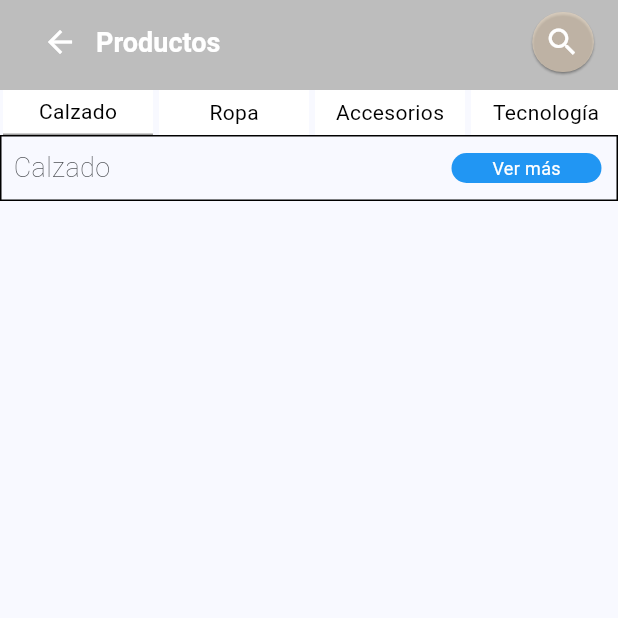
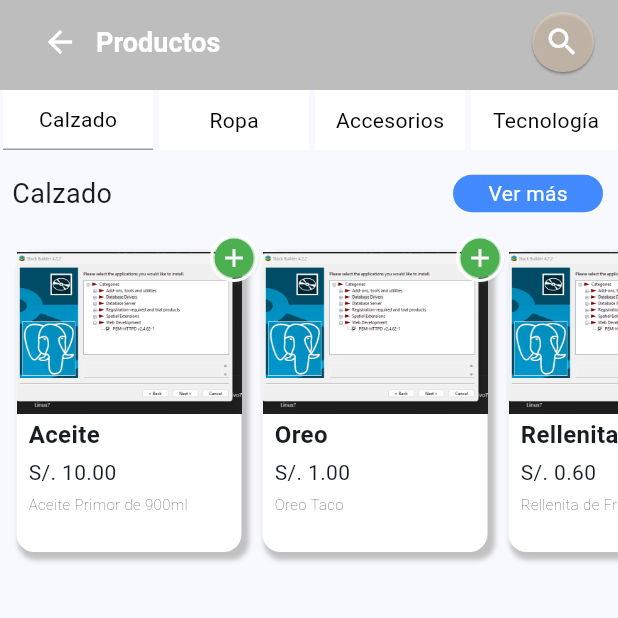
Before and after one commit to HENRY1499/frontend_flutter, a Flutter app: the screen it shows after launch, on a phone screen of 412 x 824 dp, the top half of it. Run offline on Flutter 3.47's test engine with Material 3 defaults, Android fonts, the phone set to English and light mode, and no system bars.

Commit message:
Cards of Products

```diff
--- a/lib/presentation/screens/Product.dart
+++ b/lib/presentation/screens/Product.dart
@@ -1,5 +1,6 @@
 import 'package:flutter/material.dart';
 import 'package:prueba_tecnica/widgets/custom_Buttom.dart';
+import 'package:prueba_tecnica/widgets/custom_Product.dart';
 
 class Product extends StatefulWidget {
   const Product({super.key});
@@ -90,6 +91,7 @@
       body: SizedBox(
         child: Column(
           crossAxisAlignment: CrossAxisAlignment.stretch,
+          spacing: 8.0,
           children: [
             SingleChildScrollView(
               scrollDirection: Axis.horizontal,
@@ -98,7 +100,7 @@
                 children: List.generate(categories.length, (index) {
                   return CustomButton(
                     name: categories[index],
-                    height: 30,
+                    height: 40,
                     color: Colors.white,
                     textColor: Colors.black,
                     isPressed: selectedIndex == index,
@@ -114,15 +116,65 @@
             ),
             Column(
               crossAxisAlignment: CrossAxisAlignment.center,
-              spacing: 5.0,
+              spacing: 8.0,
               children: [
-                Container(
-                  decoration: BoxDecoration(
-                    border: Border.all(width: 1, color: Colors.black),
+                Padding(
+                  padding: EdgeInsets.all(8.0),
+                  child: Row(
+                    mainAxisAlignment: MainAxisAlignment.spaceBetween,
+                    children: [
+                      Text("Calzado", style: TextStyle(fontSize: 18)),
+                      CustomButton(
+                        name: "Ver más",
+                        color: Colors.blueAccent,
+                        radius: BorderRadius.all(Radius.circular(100)),
+                        textColor: Colors.white,
+                        isPressed: false,
+                        height: 25,
+                      ),
+                    ],
                   ),
-                  child: Padding(
-                    padding: EdgeInsets.all(8.0),
-                    child: _TitleCard(title: "Calzado"),
+                ),
+                Padding(
+                  padding: EdgeInsets.all(0),
+                  child: SingleChildScrollView(
+                    scrollDirection: Axis.horizontal,
+                    padding: EdgeInsets.symmetric(
+                      horizontal: 4.0,
+                      vertical: 2.0,
+                    ),
+                    child: Row(
+                      crossAxisAlignment: CrossAxisAlignment.start,
+
+                      // crossAxisAlignment: CrossAxisAlignment.stretch,
+                      children: [
+                        CustomTargetProduct(
+                          price: 10.00,
+                          name: "Aceite",
+                          details: "Aceite Primor de 900ml",
+                        ),
+                        CustomTargetProduct(
+                          price: 1.00,
+                          name: "Oreo",
+                          details: "Oreo Taco",
+                        ),
+                        CustomTargetProduct(
+                          price: 0.60,
+                          name: "Rellenita",
+                          details: "Rellenita de Fresa",
+                        ),
+                        CustomTargetProduct(
+                          price: 0.50,
+                          name: "Velas",
+                          details: "Se te fue la luz?.",
+                        ),
+                        CustomTargetProduct(
+                          price: 1.50,
+                          name: "Trident",
+                          details: "Cantidad 12 Trident de sabor Mora.",
+                        ),
+                      ],
+                    ),
                   ),
                 ),
               ],
--- /dev/null
+++ b/lib/widgets/custom_Product.dart
@@ -0,0 +1,117 @@
+import 'package:flutter/material.dart';
+
+class CustomTargetProduct extends StatefulWidget {
+  final double price;
+  final String name;
+  final String details;
+  const CustomTargetProduct({
+    super.key,
+    required this.price,
+    required this.name,
+    required this.details,
+  });
+
+  @override
+  State<CustomTargetProduct> createState() => _CustomTargetProductState();
+}
+
+class _CustomTargetProductState extends State<CustomTargetProduct> {
+  @override
+  Widget build(BuildContext context) {
+    return Stack(
+      children: [
+        AnimatedContainer(
+          duration: Duration(milliseconds: 200),
+          curve: Curves.linear,
+          constraints: BoxConstraints(minWidth: 100, maxWidth: 150),
+          height: 200,
+          margin: EdgeInsets.symmetric(
+            vertical: 8.0,
+            horizontal: 7.0,
+          ), // <-- Agrega esto
+          decoration: BoxDecoration(
+            color: Colors.white,
+            borderRadius: BorderRadius.circular(12), // <-- Muy recomendable
+            boxShadow: [
+              BoxShadow(
+                color: const Color(0xFFC1C1C1),
+                offset: Offset(3.0, 3.0),
+                blurRadius: 2.0,
+                spreadRadius: 2.0,
+              ),
+            ],
+          ),
+          child: Column(
+            mainAxisAlignment: MainAxisAlignment.start,
+            crossAxisAlignment: CrossAxisAlignment.stretch,
+            children: [
+              SizedBox(
+                width: 100,
+                child: Image.asset('assets/images/product.png'),
+              ),
+              Padding(
+                padding: EdgeInsets.symmetric(vertical: 2, horizontal: 8.0),
+                child: Column(
+                  mainAxisAlignment: MainAxisAlignment.spaceBetween,
+                  crossAxisAlignment: CrossAxisAlignment.start,
+                  spacing: 4.0,
+                  children: [
+                    Text(
+                      widget.name,
+                      style: TextStyle(
+                        fontSize: 16,
+                        fontWeight: FontWeight.bold,
+                      ),
+                    ),
+                    Text('S/. ${widget.price.toStringAsFixed(2)}'),
+                    Text(
+                      widget.details,
+                      style: TextStyle(
+                        fontSize: 10.0,
+                        fontWeight: FontWeight.w200,
+                      ),
+                    ),
+                  ],
+                ),
+              ),
+            ],
+          ),
+        ),
+        Positioned(
+          top: 0,
+          right: 0,
+          child: _AddProduct(onTap: () => {print('Agregado al carrito')}),
+        ),
+      ],
+    );
+  }
+}
+
+class _AddProduct extends StatelessWidget {
+  final VoidCallback onTap;
+  const _AddProduct({super.key, required this.onTap});
+
+  @override
+  Widget build(BuildContext context) {
+    return GestureDetector(
+      onTap: onTap,
+      child: Container(
+        decoration: BoxDecoration(
+          color: Colors.green,
+          shape: BoxShape.circle,
+          border: Border.all(color: Colors.white, width: 2, strokeAlign: 3.0),
+          boxShadow: [
+            BoxShadow(
+              color: Colors.green[300]!,
+              blurRadius: 3.0,
+              spreadRadius: 0.8,
+              offset: Offset(1.00, 1.00),
+            ),
+          ],
+        ),
+        padding: EdgeInsets.all(4.0),
+        child: Icon(Icons.add, color: Colors.white, size: 20),
+      ),
+    );
+  }
+}
```
